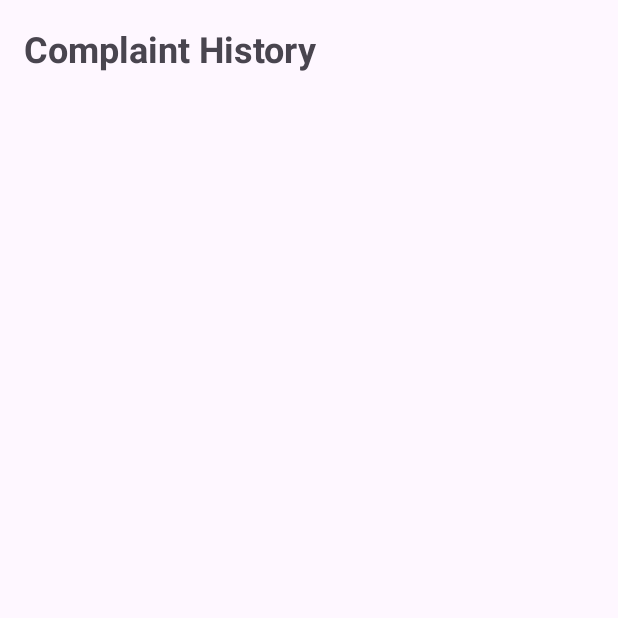
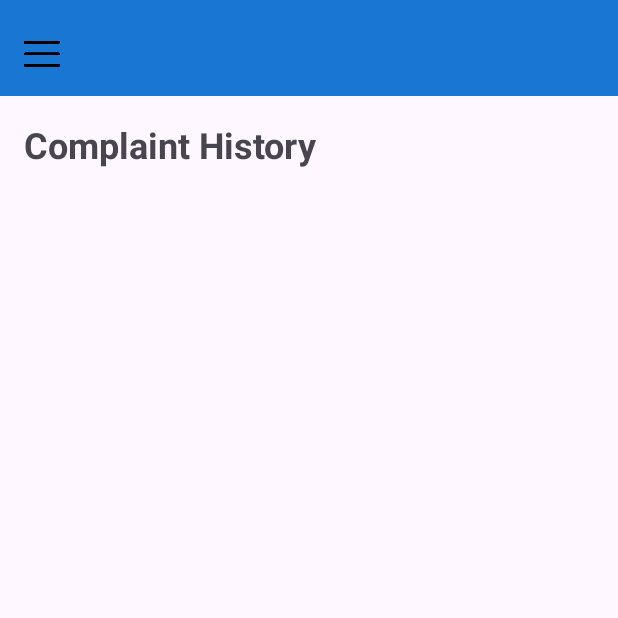
Before and after one commit to IamGotu/WeCareMobile, an Android app: the ComplaintHistoryActivity screen opened directly, with no data from a screen before it, on a phone screen of 412 x 824 dp, the top half of it. Run offline under Robolectric (Android 15) with nearby library versions, the light colour scheme and no system bars; our stand-ins replace Volley; 1 statement that could not run was skipped.

Commit message:
Aligning the Menu Icon and improving the design for ComplaintHistoryActivity

```diff
--- a/app/src/main/java/com/sia/android/wecare/ComplaintHistoryActivity.java
+++ b/app/src/main/java/com/sia/android/wecare/ComplaintHistoryActivity.java
@@ -1,9 +1,17 @@
 package com.sia.android.wecare;
 
+import android.content.Intent;
+import android.graphics.Color;
+import android.os.Build;
 import android.os.Bundle;
+import android.view.View;
+import android.widget.ImageView;
 import android.widget.Toast;
 
 import androidx.appcompat.app.AppCompatActivity;
+import androidx.appcompat.widget.Toolbar;
+import androidx.core.view.GravityCompat;
+import androidx.drawerlayout.widget.DrawerLayout;
 import androidx.recyclerview.widget.LinearLayoutManager;
 import androidx.recyclerview.widget.RecyclerView;
 
@@ -11,6 +19,7 @@
 import com.android.volley.RequestQueue;
 import com.android.volley.toolbox.JsonObjectRequest;
 import com.android.volley.toolbox.Volley;
+import com.google.android.material.navigation.NavigationView;
 
 import org.json.JSONArray;
 import org.json.JSONException;
@@ -24,11 +33,25 @@
     private RecyclerView rvComplaintHistory;
     private RequestQueue requestQueue;
     private int userId;
+    DrawerLayout drawerLayout;
+    NavigationView navigationView;
+    ImageView menuIcon;
+    Toolbar toolbar;
 
     @Override
     protected void onCreate(Bundle savedInstanceState) {
         super.onCreate(savedInstanceState);
         setContentView(R.layout.activity_complaint_history);
+
+        // For white status bar with dark icons
+        getWindow().setStatusBarColor(Color.WHITE);
+        getWindow().getDecorView().setSystemUiVisibility(View.SYSTEM_UI_FLAG_LIGHT_STATUS_BAR);
+
+        // Initialize views
+        drawerLayout = findViewById(R.id.drawerLayout);
+        navigationView = findViewById(R.id.navigationView);
+        menuIcon = findViewById(R.id.menuIcon);
+        toolbar = findViewById(R.id.toolbar);
 
         rvComplaintHistory = findViewById(R.id.rvComplaintHistory);
         rvComplaintHistory.setLayoutManager(new LinearLayoutManager(this));
@@ -42,6 +65,38 @@
             finish();
             return;
         }
+
+        // Menu icon click listener
+        menuIcon.setOnClickListener(v -> drawerLayout.openDrawer(GravityCompat.START));
+
+        // Navigation item selection
+        navigationView.setNavigationItemSelectedListener(item -> {
+            int id = item.getItemId();
+
+            if (id == R.id.nav_profile) {
+                Toast.makeText(this, "Profile feature coming soon", Toast.LENGTH_SHORT).show();
+            } else if (id == R.id.nav_dashboard) {
+                Intent intent = new Intent(ComplaintHistoryActivity.this, Dashboard.class);
+                intent.putExtra("id", userId);
+                startActivity(intent);
+                finish();
+            } else if (id == R.id.nav_complaints) {
+                Intent intent = new Intent(ComplaintHistoryActivity.this, ComplaintActivity.class);
+                intent.putExtra("id", userId);
+                startActivity(intent);
+                finish();
+            } else if (id == R.id.nav_history) {
+                // Already on history page
+                Toast.makeText(this, "You are on History", Toast.LENGTH_SHORT).show();
+            } else if (id == R.id.nav_logout) {
+                Intent intent = new Intent(ComplaintHistoryActivity.this, Login.class);
+                startActivity(intent);
+                finish();
+            }
+
+            drawerLayout.closeDrawer(GravityCompat.START);
+            return true;
+        });
 
         loadComplaintHistory();
     }
@@ -59,9 +114,13 @@
                         rvComplaintHistory.setAdapter(new ComplaintAdapter(complaints));
                     } catch (JSONException e) {
                         Toast.makeText(this, "Error parsing data", Toast.LENGTH_SHORT).show();
+                        e.printStackTrace();
                     }
                 },
-                error -> Toast.makeText(this, "Error loading complaint history", Toast.LENGTH_SHORT).show()
+                error -> {
+                    Toast.makeText(this, "Error loading complaint history", Toast.LENGTH_SHORT).show();
+                    error.printStackTrace();
+                }
         );
 
         requestQueue.add(request);
--- a/app/src/main/res/layout/activity_complaint_history.xml
+++ b/app/src/main/res/layout/activity_complaint_history.xml
@@ -1,14 +1,52 @@
 <?xml version="1.0" encoding="utf-8"?>
-<LinearLayout xmlns:android="http://schemas.android.com/apk/res/android"
+<androidx.drawerlayout.widget.DrawerLayout xmlns:android="http://schemas.android.com/apk/res/android"
+    xmlns:tools="http://schemas.android.com/tools"
+    xmlns:app="http://schemas.android.com/apk/res-auto"
+    android:id="@+id/drawerLayout"
+    android:layout_width="match_parent"
+    android:layout_height="match_parent"
+    tools:context=".ComplaintHistoryActivity">
+
+    <!-- Main Content -->
+    <LinearLayout
         android:layout_width="match_parent"
         android:layout_height="match_parent"
         android:orientation="vertical"
-    android:padding="16dp">
+        android:fitsSystemWindows="true">
+
+        <!-- Toolbar with status bar padding -->
+        <androidx.appcompat.widget.Toolbar
+            android:id="@+id/toolbar"
+            android:layout_width="match_parent"
+            android:layout_height="?attr/actionBarSize"
+            android:background="#1976D2"
+            android:elevation="4dp"
+            android:paddingTop="@dimen/status_bar_padding">
+
+            <ImageView
+                android:id="@+id/menuIcon"
+                android:layout_width="24dp"
+                android:layout_height="24dp"
+                android:layout_marginStart="16dp"
+                android:contentDescription="@string/menu"
+                android:scaleType="centerInside"
+                android:src="@drawable/ic_menu"
+                android:fitsSystemWindows="true"/>
+
+        </androidx.appcompat.widget.Toolbar>
+
+        <LinearLayout
+            android:id="@+id/mainLayout"
+            android:layout_width="match_parent"
+            android:layout_height="match_parent"
+            android:orientation="vertical"
+            android:padding="16dp"
+            android:paddingTop="0dp">
 
             <TextView
                 android:layout_width="match_parent"
                 android:layout_height="wrap_content"
-        android:text="Complaint History"
+                android:text="@string/complaint_history"
                 android:textSize="24sp"
                 android:textStyle="bold"
                 android:layout_marginBottom="16dp"/>
@@ -18,3 +56,15 @@
                 android:layout_width="match_parent"
                 android:layout_height="match_parent"/>
         </LinearLayout>
+
+    </LinearLayout>
+
+    <!-- Your original NavigationView -->
+    <com.google.android.material.navigation.NavigationView
+        android:id="@+id/navigationView"
+        android:layout_width="wrap_content"
+        android:layout_height="match_parent"
+        android:layout_gravity="start"
+        android:background="#1976D2"
+        app:menu="@menu/drawer_menu"/>
+</androidx.drawerlayout.widget.DrawerLayout>
```
Also changed, not shown: app/src/main/java/com/sia/android/wecare/ComplaintActivity.java (+11 -14 lines), app/src/main/java/com/sia/android/wecare/Dashboard.java (+3 -10 lines), app/src/main/res/layout/activity_complaint.xml (+10 -1 lines), app/src/main/res/layout/activity_dashboard.xml (+11 -2 lines). Lines whose indentation alone changed are shown as unchanged.
